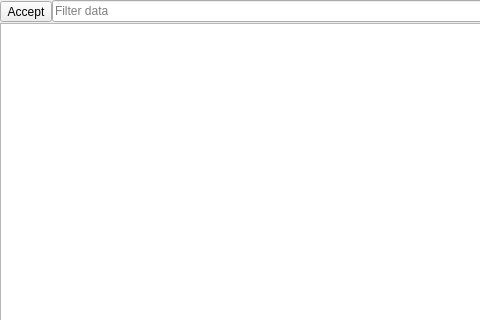
Above: src/dbresultswidget.ui from ccorrado71/qualx3 before the change; both pictures show x 0 to 480 and y 0 to 320 of the 950 by 520 pixel window. Below: the same form after it.
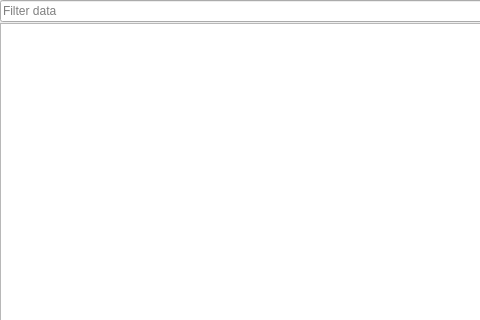
That is the form after the change. Icons and pictures are not drawn.

```diff
--- a/src/dbresultswidget.ui
+++ b/src/dbresultswidget.ui
@@ -31,16 +31,6 @@
    </property>
    <item>
     <layout class="QHBoxLayout" name="topLayout">
-     <item>
-      <widget class="QToolButton" name="acceptButton">
-       <property name="toolTip">
-        <string>Accept selected phases for quantitative analysis</string>
-       </property>
-       <property name="text">
-        <string>Accept</string>
-       </property>
-      </widget>
-     </item>
      <item>
       <widget class="QLineEdit" name="textFilterEdit">
        <property name="placeholderText">
```
